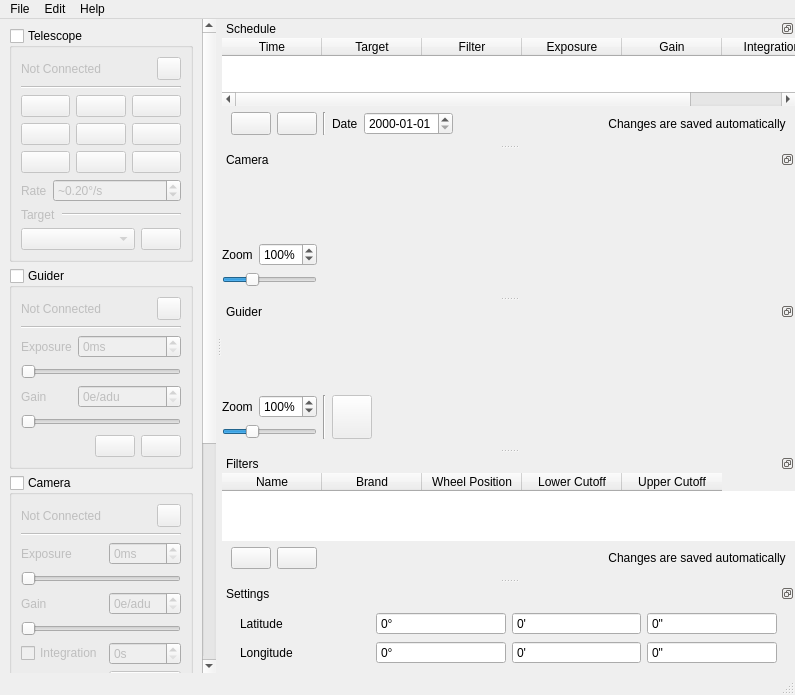
Above: qt5/mainwindow.ui from EthanChappel/Ecliptic before the change. Below: the same form after it.
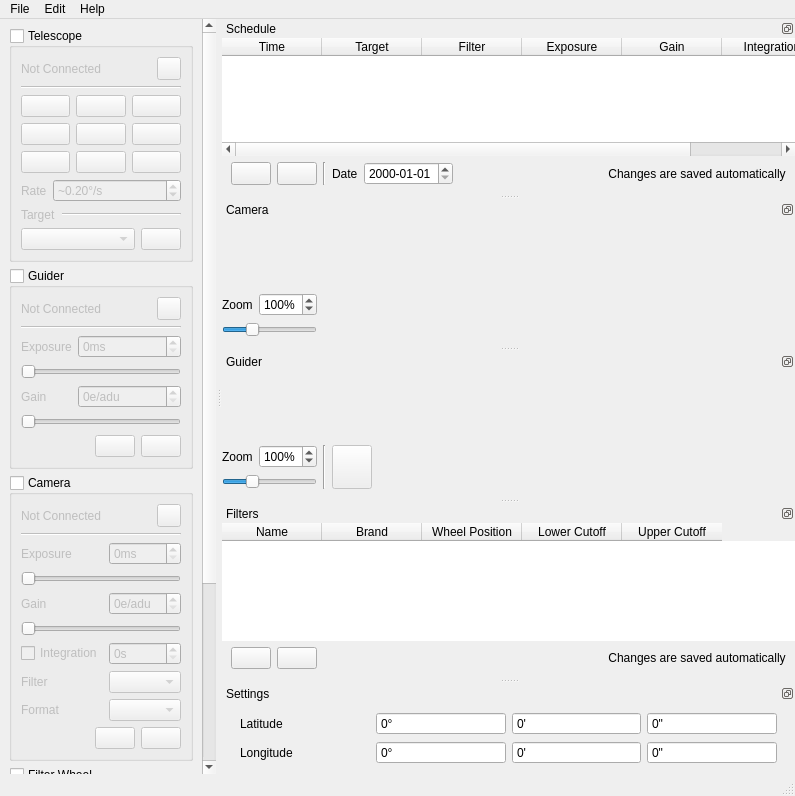
That is the form after the change. Icons and pictures are not drawn.

Commit message: Use UTC time spec

```diff
--- a/qt5/mainwindow.ui
+++ b/qt5/mainwindow.ui
@@ -8,7 +8,7 @@
     <x>0</x>
     <y>0</y>
     <width>795</width>
-    <height>688</height>
+    <height>796</height>
    </rect>
   </property>
   <property name="windowTitle">
```
Left out of the diff: 3 changed lines with no effect on the pictures. The commit also changes 2 other files.
